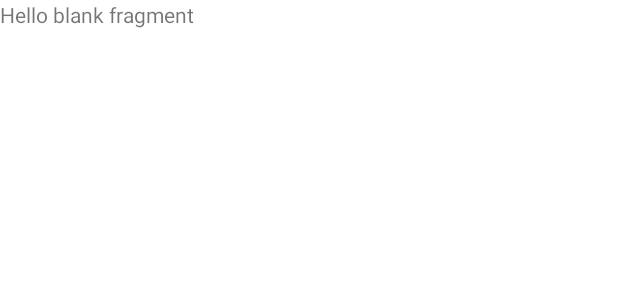
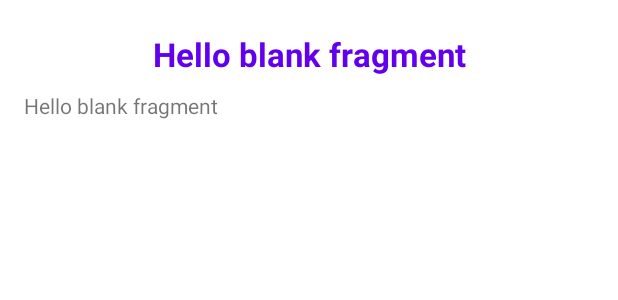
Before and after one commit to adrvschmidt/TDD-Study, an Android app: the layout fragment_playlist_detail.xml on its own in the app's theme, with its tools: preview values and no code run, on a phone screen of 412 x 824 dp. Shown: the top 300 px of the screen. Run offline under Robolectric (Android 15) with nearby library versions, the phone set to English and light mode, and no system bars.

Commit message:
Added playlist details viewmodel, viewmodelFactory and some other changes

```diff
--- a/app/src/main/res/layout/fragment_playlist_detail.xml
+++ b/app/src/main/res/layout/fragment_playlist_detail.xml
@@ -1,14 +1,29 @@
 <?xml version="1.0" encoding="utf-8"?>
-<FrameLayout xmlns:android="http://schemas.android.com/apk/res/android"
+<LinearLayout xmlns:android="http://schemas.android.com/apk/res/android"
     xmlns:tools="http://schemas.android.com/tools"
     android:layout_width="match_parent"
     android:layout_height="match_parent"
-    tools:context=".PlaylistDetailFragment"
-    android:id="@+id/playlist_details_root">
+    tools:context=".details.PlaylistDetailFragment"
+    android:id="@+id/playlist_details_root"
+    android:orientation="vertical"
+    android:padding="16dp">
 
     <TextView
+        android:id="@+id/playlist_name"
         android:layout_width="match_parent"
-        android:layout_height="match_parent"
-        android:text="@string/hello_blank_fragment" />
+        android:layout_height="wrap_content"
+        android:textSize="22sp"
+        android:textStyle="bold"
+        android:layout_marginTop="5dp"
+        android:layout_marginBottom="10dp"
+        android:gravity="center"
+        android:textColor="@color/design_default_color_primary"
+        tools:text="@string/hello_blank_fragment" />
 
-</FrameLayout>
+    <TextView
+        android:id="@+id/playlist_details"
+        android:layout_width="match_parent"
+        android:layout_height="wrap_content"
+        tools:text="@string/hello_blank_fragment" />
+
+</LinearLayout>
--- a/app/src/main/res/navigation/nav_graph.xml
+++ b/app/src/main/res/navigation/nav_graph.xml
@@ -16,7 +16,7 @@
 
     <fragment
         android:id="@+id/playlistDetailFragment"
-        android:name="br.com.schmidt.appwithtdd.PlaylistDetailFragment"
+        android:name="br.com.schmidt.appwithtdd.details.PlaylistDetailFragment"
         android:label="fragment_playlist_detail"
         tools:layout="@layout/fragment_playlist_detail">
         <argument
--- a/build.gradle
+++ b/build.gradle
@@ -4,12 +4,12 @@ buildscript {
         google()
     }
     dependencies {
-        classpath("androidx.navigation:navigation-safe-args-gradle-plugin:2.5.3")
+        classpath "androidx.navigation:navigation-safe-args-gradle-plugin:2.5.3"
     }
 }
 plugins {
     id 'com.android.application' version '7.4.0' apply false
     id 'com.android.library' version '7.4.0' apply false
-    id 'org.jetbrains.kotlin.android' version '1.8.0' apply false
+    id 'org.jetbrains.kotlin.android' version '1.8.10' apply false
     id 'com.google.dagger.hilt.android' version '2.44' apply false
 }
```
Also changed, not shown: app/build.gradle (+9 -11 lines), app/src/main/java/br/com/schmidt/appwithtdd/PlaylistDetailFragment.kt (deleted, +0 -59 lines), app/src/main/java/br/com/schmidt/appwithtdd/details/PlaylistDetailFragment.kt (added, +59 -0 lines), app/src/main/java/br/com/schmidt/appwithtdd/details/PlaylistDetailsViewModel.kt (added, +14 -0 lines), app/src/main/java/br/com/schmidt/appwithtdd/details/PlaylistDetailsViewModelFactory.kt (added, +11 -0 lines), app/src/main/java/br/com/schmidt/appwithtdd/details/PlaylistsDetails.kt (added, +7 -0 lines), app/src/main/java/br/com/schmidt/appwithtdd/playlist/PlaylistFragment.kt (+8 -4 lines), 3 other files.
